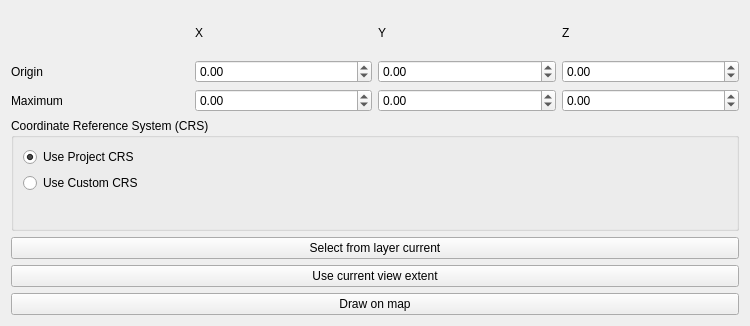
First picture: the form in loopstructural/gui/modelling/model_definition/bounding_box.ui, repository Loop3D/plugin_loopstructural, before the edit.
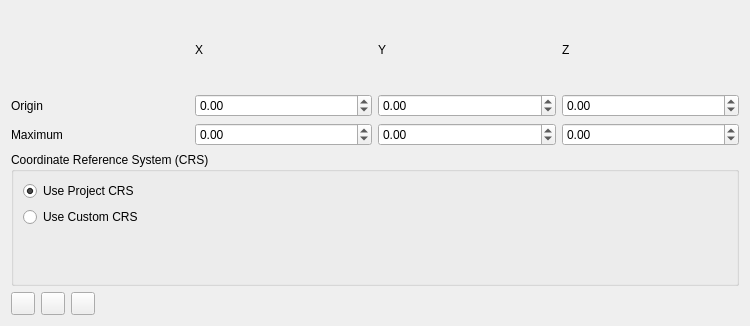
Second picture: the form after the edit. Custom widgets are drawn as their Qt base class.

Commit message:
refactor: collapse bounding box extent actions into an icon row
Applies the same icon-only QToolButton treatment used elsewhere in the
plugin to the bounding box widget's three extent-setting actions
(select from layer, use view extent, draw on map), replacing the
stacked full-width text buttons.

```diff
--- a/loopstructural/gui/modelling/model_definition/bounding_box.ui
+++ b/loopstructural/gui/modelling/model_definition/bounding_box.ui
@@ -165,25 +165,30 @@
     </widget>
    </item>
    <item>
-    <widget class="QPushButton" name="selectFromCurrentLayerButton">
-     <property name="text">
-      <string>Select from layer current</string>
-     </property>
-    </widget>
+    <layout class="QHBoxLayout" name="boundingBoxActionsRow">
+     <item>
+      <widget class="QToolButton" name="selectFromCurrentLayerButton"/>
    </item>
    <item>
-    <widget class="QPushButton" name="useCurrentViewExtentButton">
-     <property name="text">
-      <string>Use current view extent</string>
-     </property>
-    </widget>
+      <widget class="QToolButton" name="useCurrentViewExtentButton"/>
    </item>
    <item>
-    <widget class="QPushButton" name="drawOnMapButton">
-     <property name="text">
-      <string>Draw on map</string>
-     </property>
-    </widget>
+      <widget class="QToolButton" name="drawOnMapButton"/>
+     </item>
+     <item>
+      <spacer name="boundingBoxActionsSpacer">
+       <property name="orientation">
+        <enum>Qt::Horizontal</enum>
+       </property>
+       <property name="sizeHint" stdset="0">
+        <size>
+         <width>40</width>
+         <height>20</height>
+        </size>
+       </property>
+      </spacer>
+     </item>
+    </layout>
    </item>
   </layout>
  </widget>
```
Lines whose indentation alone changed are shown as unchanged. The commit also changes 1 other file.
